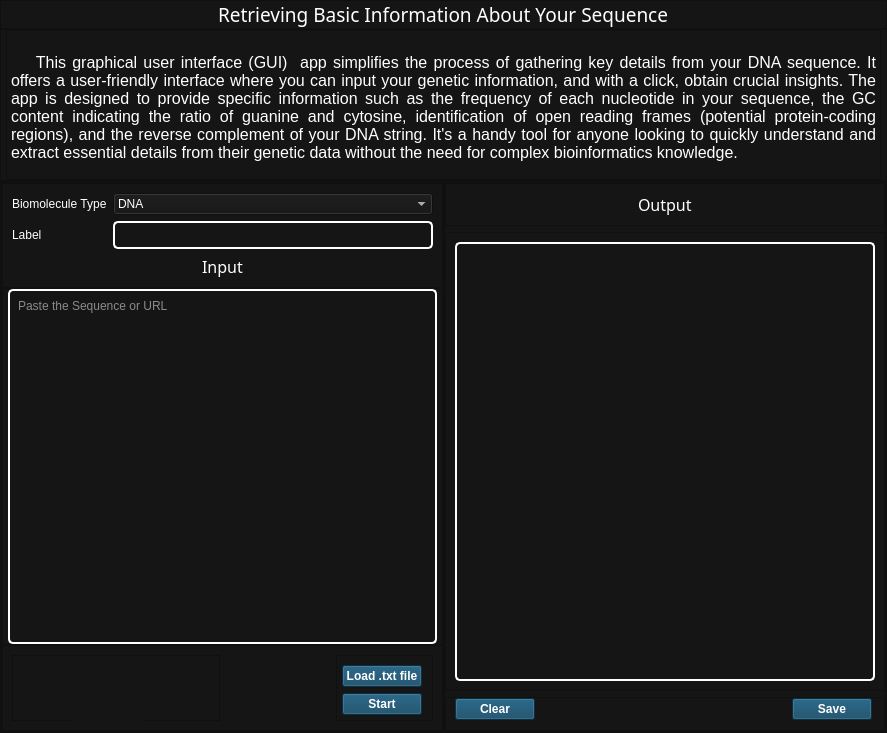
Qt form ui/tabs/basic_info.ui (bryancastillo10/BioBytes-PairSync) before a commit.
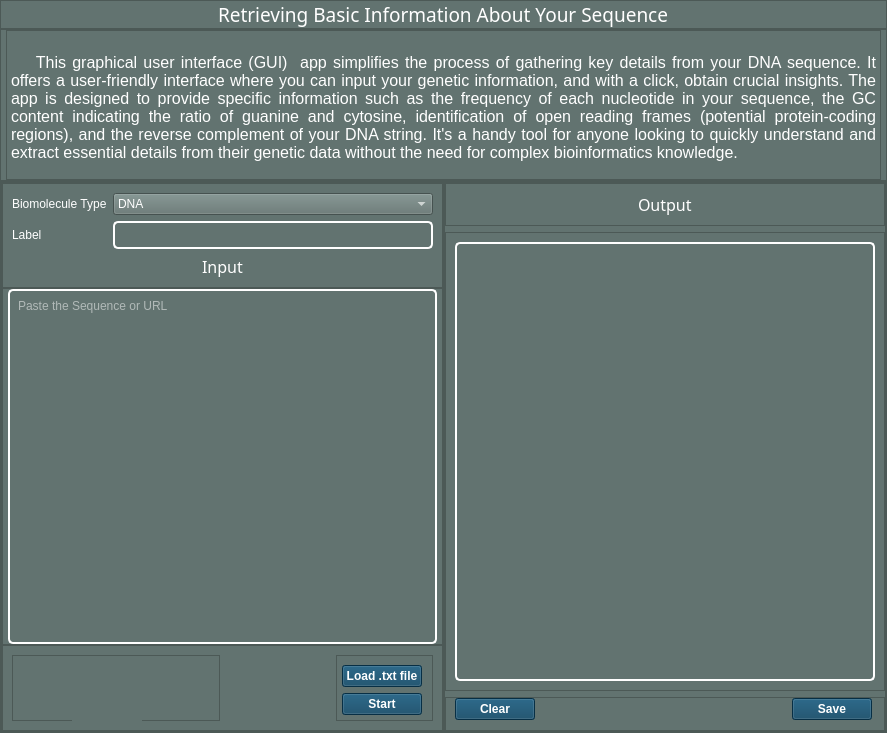
The same form after that commit. Icons and pictures are not drawn.

```diff
--- a/ui/tabs/basic_info.ui
+++ b/ui/tabs/basic_info.ui
@@ -21,7 +21,7 @@
   </property>
   <property name="styleSheet">
    <string notr="true">*{
-	background-color: #151515;
+	background-color: #627370;
     color: #fff;
 }
 
```
